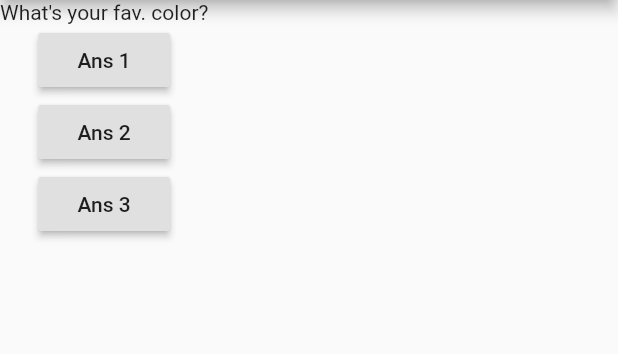
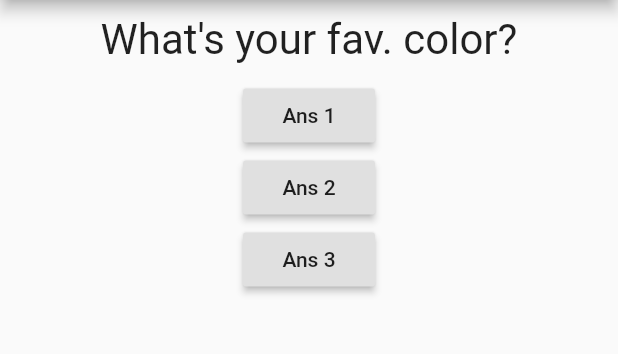
Before and after one commit to harshthakur066/Flutter-Basics, a Flutter app: the screen it shows after launch, on a phone screen of 412 x 824 dp, the part 84-438 px from its top. Run offline on Flutter 3.47's test engine with Material 2 defaults, Android fonts, the phone set to English and light mode, and no system bars.

Commit message:
added styles

```diff
--- a/lib/main.dart
+++ b/lib/main.dart
@@ -1,15 +1,12 @@
 import 'package:flutter/material.dart';
 
-// void main() {
-//   runApp(MyApp());
-// }
+import './question.dart';
 
 void main() => runApp(MyApp());
 
 class MyApp extends StatefulWidget {
   @override
   State<StatefulWidget> createState() {
-    // TODO: implement createState
     return MyAppState();
   }
 }
@@ -21,6 +18,7 @@ class MyAppState extends State<MyApp> {
     setState(() {
       quetionIndex++;
     });
+
     print(quetionIndex);
   }
 
@@ -38,7 +36,7 @@ class MyAppState extends State<MyApp> {
         ),
         body: Column(
           children: [
-            Text(
+            Question(
               questions[quetionIndex],
             ),
             RaisedButton(
--- /dev/null
+++ b/lib/question.dart
@@ -0,0 +1,19 @@
+import 'package:flutter/material.dart';
+
+class Question extends StatelessWidget {
+  final String questionText;
+  Question(this.questionText);
+
+  @override
+  Widget build(BuildContext context) {
+    return Container(
+      width: double.infinity,
+      margin: EdgeInsets.all(10),
+      child: Text(
+        questionText,
+        style: TextStyle(fontSize: 28),
+        textAlign: TextAlign.center,
+      ),
+    );
+  }
+}
```
